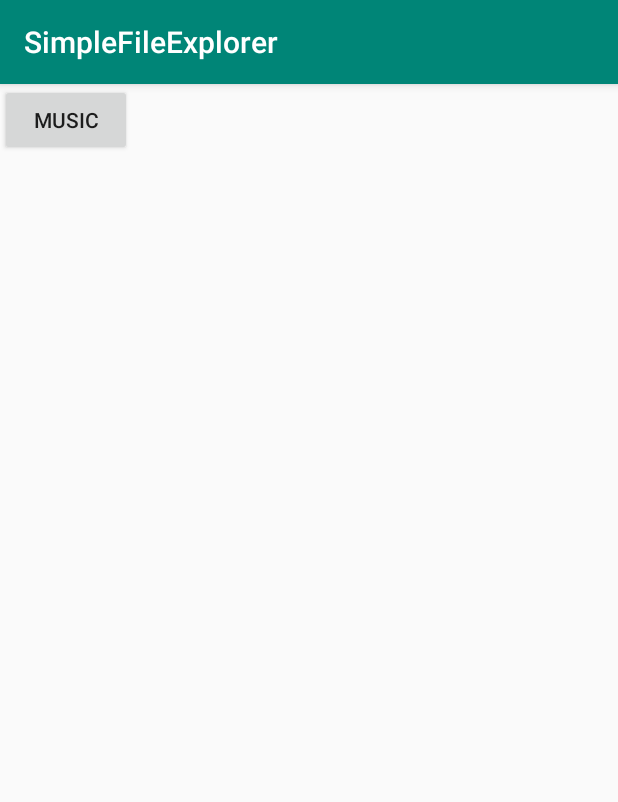
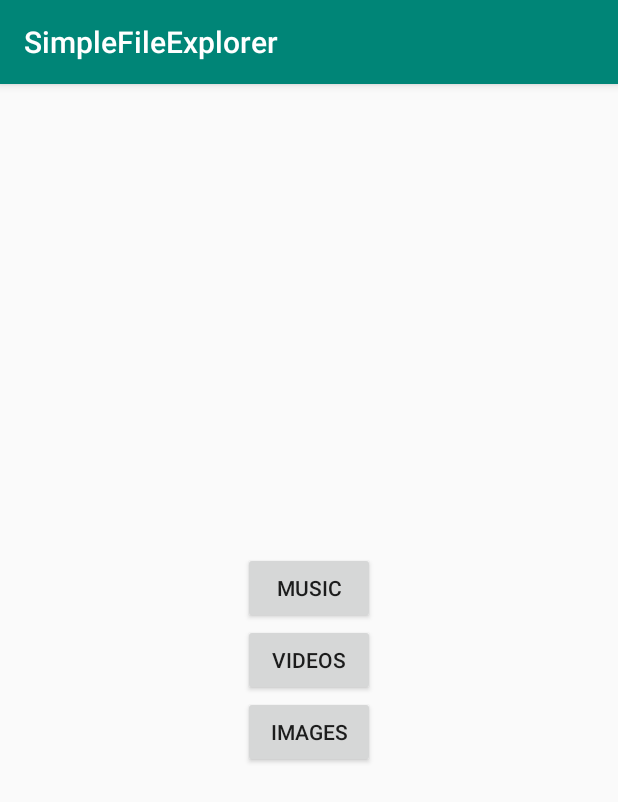
Before and after one commit to mohammedElfatihSalah/SImpleFileManager, an Android app: the screen it shows after launch (MainActivity), on a phone screen of 412 x 824 dp. Shown: the top 802 px of the screen. Run offline under Robolectric (Android 15) with nearby library versions, the phone set to English and light mode, and no system bars.

Commit message:
added three button video music and image, video and music are working

```diff
--- a/app/src/main/java/com/example/simplefileexplorer/MainActivity.java
+++ b/app/src/main/java/com/example/simplefileexplorer/MainActivity.java
@@ -9,16 +9,31 @@ import android.widget.Button;
 public class MainActivity extends AppCompatActivity {
 
     private Button mMusicButton;
+    private Button mVideoButton;
+    private Button mImagesButton;
     @Override
     protected void onCreate(Bundle savedInstanceState) {
         super.onCreate(savedInstanceState);
         setContentView(R.layout.activity_main);
         mMusicButton = (Button) findViewById(R.id.bt_music_explore);
+        mVideoButton = (Button) findViewById(R.id.bt_video_explore);
+        mImagesButton = (Button) findViewById(R.id.bt_image_explore);
         mMusicButton.setOnClickListener(new View.OnClickListener() {
             @Override
             public void onClick(View view) {
                 Intent intent  = new Intent(MainActivity.this , MusicListActivity.class);
+                intent.putExtra(MusicListActivity.TYPE , 0);
                 startActivity(intent);
+            }
+        });
+
+        mVideoButton.setOnClickListener(new View.OnClickListener() {
+            @Override
+            public void onClick(View view) {
+                Intent intent  = new Intent(MainActivity.this , MusicListActivity.class);
+                intent.putExtra(MusicListActivity.TYPE , 1);
+                startActivity(intent);
+
             }
         });
     }
--- a/app/src/main/res/layout/activity_main.xml
+++ b/app/src/main/res/layout/activity_main.xml
@@ -1,15 +1,16 @@
 <?xml version="1.0" encoding="utf-8"?>
-<LinearLayout xmlns:android="http://schemas.android.com/apk/res/android"
+<FrameLayout xmlns:android="http://schemas.android.com/apk/res/android"
     xmlns:app="http://schemas.android.com/apk/res-auto"
     xmlns:tools="http://schemas.android.com/tools"
     android:layout_width="match_parent"
     android:layout_height="match_parent"
-    android:orientation="vertical"
+
     tools:context=".MainActivity">
 
-    <FrameLayout
-        android:layout_width="match_parent"
+    <LinearLayout
+        android:layout_width="wrap_content"
         android:layout_height="wrap_content"
+        android:orientation="vertical"
         android:layout_gravity="center">
 
         <Button
@@ -18,5 +19,17 @@
             android:layout_height="wrap_content"
             android:text="@string/music_explore"/>
 
-    </FrameLayout>
-</LinearLayout>
+        <Button
+            android:id="@+id/bt_video_explore"
+            android:layout_width="wrap_content"
+            android:layout_height="wrap_content"
+            android:text="@string/video_explore"/>
+
+        <Button
+            android:id="@+id/bt_image_explore"
+            android:layout_width="wrap_content"
+            android:layout_height="wrap_content"
+            android:text="@string/image_explore"/>
+
+    </LinearLayout>
+</FrameLayout>
--- a/app/src/main/res/layout/recycler_item.xml
+++ b/app/src/main/res/layout/recycler_item.xml
@@ -9,7 +9,6 @@
         android:layout_height="50dp"
         android:layout_alignParentLeft="true"
         android:layout_centerVertical="true"
-        android:scaleType="fitXY"
         android:layout_margin="2dp"
         android:src="@drawable/music_icon">
 
--- a/app/src/main/res/values/strings.xml
+++ b/app/src/main/res/values/strings.xml
@@ -4,4 +4,6 @@
 
     <!-- TODO: Remove or change this placeholder text -->
     <string name="hello_blank_fragment">Hello blank fragment</string>
+    <string name="video_explore">Videos</string>
+    <string name="image_explore">images</string>
 </resources>
```
Also changed, not shown: app/src/main/java/com/example/simplefileexplorer/FileListFragment.java (+7 -1 lines), app/src/main/java/com/example/simplefileexplorer/MusicListActivity.java (+20 -6 lines), app/src/main/java/com/example/simplefileexplorer/Video.java (+9 -2 lines).
